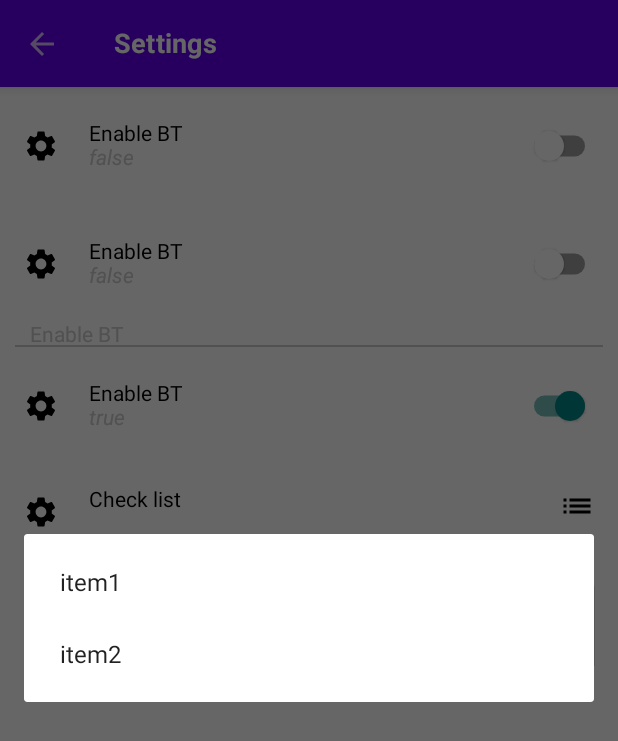
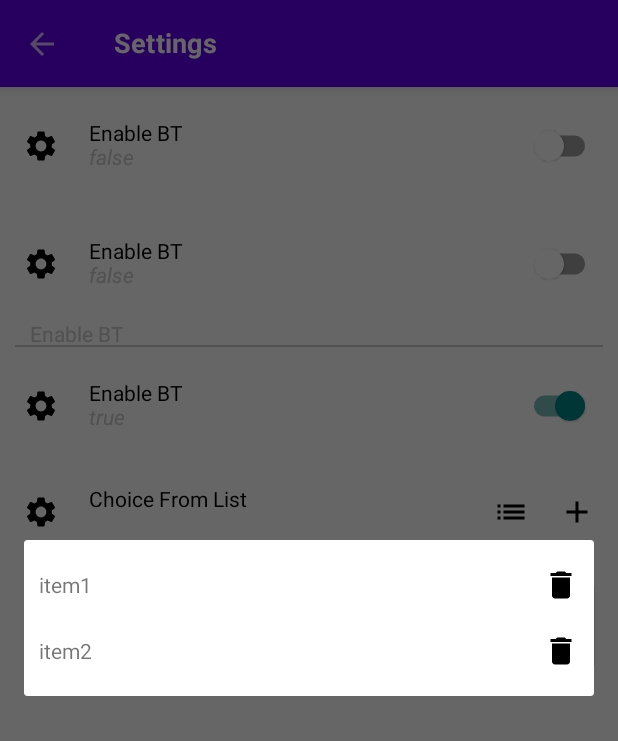
Before and after one commit to aldajo92/MardanRobotPlatform, an Android app built with Jetpack Compose: the SettingsActivity screen opened directly, with no data from a screen before it, after a tap on "MENU", on a phone screen of 412 x 824 dp. Shown: the top 741 px of the screen. Run offline under Robolectric (Android 15) with nearby library versions, the phone set to English and light mode, and no system bars; our stand-ins replace Dagger/Hilt's generated code.

Commit message:
created dynamic list for settings

```diff
--- a/AndroidApp/app/build.gradle
+++ b/AndroidApp/app/build.gradle
@@ -64,6 +64,7 @@ dependencies {
     implementation 'androidx.compose.material:material:1.2.1'
     implementation 'androidx.compose.runtime:runtime-livedata:1.2.1'
     implementation "androidx.lifecycle:lifecycle-livedata-ktx:2.5.1"
+    implementation "androidx.appcompat:appcompat:1.3.1"
 
     implementation "androidx.datastore:datastore-preferences:1.0.0"
 
--- a/AndroidApp/app/src/main/java/com/aldajo92/mardanrobot/_settings/SettingsActivity.kt
+++ b/AndroidApp/app/src/main/java/com/aldajo92/mardanrobot/_settings/SettingsActivity.kt
@@ -11,7 +11,12 @@ import androidx.compose.material.Scaffold
 import androidx.compose.runtime.Composable
 import androidx.compose.ui.Modifier
 import com.aldajo92.mardanrobot._settings.dataStore.DataStorePreferenceImpl
-import com.aldajo92.mardanrobot._settings.model.visitor.*
+import com.aldajo92.mardanrobot._settings.model.visitor.CheckSettingsViewModel
+import com.aldajo92.mardanrobot._settings.model.visitor.ChoiceListSettingsViewModel
+import com.aldajo92.mardanrobot._settings.model.visitor.InputSettingsVisitorImpl
+import com.aldajo92.mardanrobot._settings.model.visitor.InputTextSettingsViewModel
+import com.aldajo92.mardanrobot._settings.model.visitor.SettingsUIRender
+import com.aldajo92.mardanrobot._settings.model.visitor.TitleSettingsViewModel
 import com.aldajo92.mardanrobot.ui.components.AppBarWithArrow
 
 class SettingsActivity : ComponentActivity() {
@@ -37,9 +42,9 @@ class SettingsActivity : ComponentActivity() {
                 dataStorePreference = dataStorePreferenceAPI
             ),
             ChoiceListSettingsViewModel(
-                title = "Check list",
+                title = "Choice From List",
                 key = "key",
-                listSelection = listOf("item1", "item2"),
+                defaultList = listOf("item1", "item2"),
                 dataStorePreference = dataStorePreferenceAPI
             ),
             InputTextSettingsViewModel(title = "Check list", key = "key"),
@@ -68,7 +73,7 @@ class SettingsActivity : ComponentActivity() {
 
         LazyColumn(modifier = Modifier.fillMaxSize()) {
             items(listItems) { item ->
-                SettingsUIRender(item).AcceptUI(inputSettingsVisitorImpl)
+                SettingsUIRender(this@SettingsActivity, item).AcceptUI(inputSettingsVisitorImpl)
             }
         }
     }
--- a/AndroidApp/app/src/main/java/com/aldajo92/mardanrobot/_settings/SettingsItems.kt
+++ b/AndroidApp/app/src/main/java/com/aldajo92/mardanrobot/_settings/SettingsItems.kt
@@ -1,13 +1,41 @@
 package com.aldajo92.mardanrobot._settings
 
+import android.content.Context
+import android.text.InputType
+import android.view.LayoutInflater
+import android.view.View
+import android.view.ViewGroup
+import android.widget.ArrayAdapter
+import android.widget.EditText
+import android.widget.ImageView
+import android.widget.ListAdapter
+import android.widget.TextView
+import androidx.appcompat.app.AlertDialog
 import androidx.compose.foundation.clickable
-import androidx.compose.foundation.layout.*
-import androidx.compose.material.*
+import androidx.compose.foundation.layout.Arrangement
+import androidx.compose.foundation.layout.Box
+import androidx.compose.foundation.layout.Column
+import androidx.compose.foundation.layout.Row
+import androidx.compose.foundation.layout.RowScope
+import androidx.compose.foundation.layout.Spacer
+import androidx.compose.foundation.layout.fillMaxWidth
+import androidx.compose.foundation.layout.padding
+import androidx.compose.material.Divider
+import androidx.compose.material.Icon
+import androidx.compose.material.Switch
+import androidx.compose.material.Text
+import androidx.compose.material.TextField
+import androidx.compose.material.TextFieldDefaults
 import androidx.compose.material.icons.Icons
+import androidx.compose.material.icons.filled.Add
 import androidx.compose.material.icons.filled.Info
 import androidx.compose.material.icons.filled.List
 import androidx.compose.material.icons.filled.Settings
-import androidx.compose.runtime.*
+import androidx.compose.runtime.Composable
+import androidx.compose.runtime.getValue
+import androidx.compose.runtime.mutableStateOf
+import androidx.compose.runtime.remember
+import androidx.compose.runtime.setValue
 import androidx.compose.ui.Alignment
 import androidx.compose.ui.Modifier
 import androidx.compose.ui.graphics.Color
@@ -16,6 +44,8 @@ import androidx.compose.ui.platform.LocalContext
 import androidx.compose.ui.text.font.FontStyle
 import androidx.compose.ui.tooling.preview.Preview
 import androidx.compose.ui.unit.dp
+import com.aldajo92.mardanrobot.R
+
 
 @Preview
 @Composable
@@ -140,33 +170,111 @@ fun ItemSettingsCheck(
 @Composable
 fun ItemSettingsChoiceList(
     modifier: Modifier = Modifier,
+    context: Context = LocalContext.current,
     text: String = "DefaultText",
     values: List<String> = listOf(),
     selectedValue: String? = null,
+    onNewItemAdded: (String) -> Unit = {},
+    onDeleteValueByPosition: (Int) -> Unit = {},
     onValueSelected: (String) -> Unit = {}
 ) {
-    val context = LocalContext.current
     ItemSettingsTemplate(
         text = text,
         value = selectedValue ?: "No value selected",
         imageVector = Icons.Filled.Settings,
         contentEnd = {
+            Row(
+                modifier = Modifier.align(Alignment.CenterVertically),
+                horizontalArrangement = Arrangement.spacedBy(20.dp)
+            ) {
                 Spacer(modifier = Modifier.weight(1f))
                 Icon(
                     modifier = Modifier
                         .clickable {
-                        val items = values.toTypedArray()
-                        androidx.appcompat.app.AlertDialog
-                            .Builder(context)
-                            .setItems(items) { dialog, which ->
-                                onValueSelected(items[which])
+                            var dialog: AlertDialog? = null
+                            dialog = showListDialog(context, values,
+                                {
+                                    onDeleteValueByPosition(it)
+                                    dialog?.dismiss()
+                                },
+                                {
+                                    onValueSelected(it)
                                 }
-                            .show()
+                            )
                         },
                     imageVector = Icons.Filled.List,
                     tint = Color.Black,
                     contentDescription = "MENU"
                 )
+                Icon(
+                    modifier = Modifier
+                        .clickable {
+                            showDialog(context) { onNewItemAdded(it) }
+                        },
+                    imageVector = Icons.Filled.Add,
+                    tint = Color.Black,
+                    contentDescription = "MENU"
+                )
+            }
         }
     )
 }
+
+fun showDialog(
+    context: Context,
+    onTextInputCompleted: (String) -> Unit = {}
+): AlertDialog = AlertDialog.Builder(context).apply {
+    val input = EditText(context).apply {
+        hint = "Enter Text"
+        inputType = InputType.TYPE_CLASS_TEXT
+    }
+    setView(input)
+    setPositiveButton("OK") { dialog, _ ->
+        val textCompleted = input.text.toString()
+        onTextInputCompleted(textCompleted)
+        dialog.dismiss()
+    }
+    setNegativeButton(
+        "Cancel"
+    ) { dialog, _ -> dialog.cancel() }
+}.show()
+
+
+fun showListDialog(
+    context: Context,
+    list: List<String> = listOf(),
+    onDeleteItem: (Int) -> Unit = {},
+    onItemSelected: (String) -> Unit = {}
+): AlertDialog = AlertDialog.Builder(context).apply {
+
+    class ViewHolder(view: View) {
+        val icon: ImageView = view.findViewById(R.id.icon)
+        val title: TextView = view.findViewById(R.id.title)
+    }
+
+    val items = list.toTypedArray()
+
+    val adapter: ListAdapter = object : ArrayAdapter<String?>(
+        context, R.layout.list_item, items
+    ) {
+        private val inflater: LayoutInflater =
+            context.getSystemService(Context.LAYOUT_INFLATER_SERVICE) as LayoutInflater
+
+        override fun getView(position: Int, convertView: View?, parent: ViewGroup): View {
+            val view = convertView ?: inflater.inflate(R.layout.list_item, parent, false)
+            val holder = ViewHolder(view)
+
+            holder.title.text = items[position]
+            holder.icon.setImageResource(R.drawable.ic_baseline_delete_24)
+
+            holder.icon.setOnClickListener {
+                onDeleteItem(position)
+            }
+            return view
+        }
+    }
+    setAdapter(adapter) { dialog, which ->
+        onItemSelected(items[which])
+        dialog.dismiss()
+    }
+}.show()
--- a/AndroidApp/app/src/main/java/com/aldajo92/mardanrobot/_settings/dataStore/DataStorePreferenceImpl.kt
+++ b/AndroidApp/app/src/main/java/com/aldajo92/mardanrobot/_settings/dataStore/DataStorePreferenceImpl.kt
@@ -5,10 +5,13 @@ import androidx.datastore.preferences.core.Preferences.Key
 import androidx.datastore.preferences.core.edit
 import androidx.datastore.preferences.core.emptyPreferences
 import androidx.datastore.preferences.preferencesDataStore
-import kotlinx.coroutines.*
+import kotlinx.coroutines.CoroutineScope
+import kotlinx.coroutines.Dispatchers
 import kotlinx.coroutines.flow.Flow
 import kotlinx.coroutines.flow.catch
 import kotlinx.coroutines.flow.map
+import kotlinx.coroutines.job
+import kotlinx.coroutines.launch
 import java.io.IOException
 import javax.inject.Inject
 
--- a/AndroidApp/app/src/main/java/com/aldajo92/mardanrobot/_settings/model/visitor/InputSettingsVisitor.kt
+++ b/AndroidApp/app/src/main/java/com/aldajo92/mardanrobot/_settings/model/visitor/InputSettingsVisitor.kt
@@ -1,5 +1,6 @@
 package com.aldajo92.mardanrobot._settings.model.visitor
 
+import android.content.Context
 import androidx.compose.runtime.Composable
 import androidx.compose.runtime.collectAsState
 import androidx.compose.runtime.getValue
@@ -11,40 +12,61 @@ import com.aldajo92.mardanrobot._settings.ItemSettingsTitle
 interface InputSettingsVisitor {
 
     @Composable
-    fun AcceptUI(viewModel: InputTextSettingsViewModel)
+    fun AcceptUI(context: Context, viewModel: InputTextSettingsViewModel)
 
     @Composable
-    fun AcceptUI(viewModel: ChoiceListSettingsViewModel)
+    fun AcceptUI(context: Context, viewModel: ChoiceListSettingsViewModel)
 
     @Composable
-    fun AcceptUI(viewModel: CheckSettingsViewModel)
+    fun AcceptUI(context: Context, viewModel: CheckSettingsViewModel)
 
     @Composable
-    fun AcceptUI(viewModel: TitleSettingsViewModel)
+    fun AcceptUI(context: Context, viewModel: TitleSettingsViewModel)
 
 }
 
 class InputSettingsVisitorImpl : InputSettingsVisitor {
 
     @Composable
-    override fun AcceptUI(viewModel: InputTextSettingsViewModel) {
+    override fun AcceptUI(context: Context, viewModel: InputTextSettingsViewModel) {
         ItemSettingsInputText()
     }
 
     @Composable
-    override fun AcceptUI(viewModel: ChoiceListSettingsViewModel) {
+    override fun AcceptUI(context: Context, viewModel: ChoiceListSettingsViewModel) {
         val selectedValue by viewModel.getSettingValueFlow().collectAsState(null)
+        val listValues by viewModel.getListValueFlow().collectAsState(listOf())
+
         ItemSettingsChoiceList(
+            context = context,
             text = viewModel.title,
-            values = viewModel.listSelection,
-            selectedValue = selectedValue
-        ){
+            values = listValues,
+            selectedValue = selectedValue,
+            onNewItemAdded = {
+                val newList = listValues
+                    .toMutableList()
+                    .apply {
+                        this.add(it)
+                    }
+                    .toList()
+                viewModel.updateList(newList)
+            },
+            onDeleteValueByPosition = { position ->
+                val newList = listValues
+                    .toMutableList()
+                    .apply {
+                        this.removeAt(position)
+                    }
+                    .toList()
+                viewModel.updateList(newList)
+            }
+        ) {
             viewModel.updateSettingValue(it)
         }
     }
 
     @Composable
-    override fun AcceptUI(viewModel: CheckSettingsViewModel) {
+    override fun AcceptUI(context: Context, viewModel: CheckSettingsViewModel) {
         val checkState by viewModel.getSettingValueFlow().collectAsState(false)
         ItemSettingsCheck(
             text = viewModel.title,
@@ -55,7 +77,7 @@ class InputSettingsVisitorImpl : InputSettingsVisitor {
     }
 
     @Composable
-    override fun AcceptUI(viewModel: TitleSettingsViewModel) {
+    override fun AcceptUI(context: Context, viewModel: TitleSettingsViewModel) {
         ItemSettingsTitle(text = viewModel.title)
     }
 
--- a/AndroidApp/app/src/main/java/com/aldajo92/mardanrobot/_settings/model/visitor/InputViewModel.kt
+++ b/AndroidApp/app/src/main/java/com/aldajo92/mardanrobot/_settings/model/visitor/InputViewModel.kt
@@ -1,5 +1,6 @@
 package com.aldajo92.mardanrobot._settings.model.visitor
 
+import android.content.Context
 import androidx.compose.runtime.Composable
 import androidx.datastore.preferences.core.booleanPreferencesKey
 import androidx.datastore.preferences.core.stringPreferencesKey
@@ -7,6 +8,7 @@ import com.aldajo92.mardanrobot._settings.dataStore.DataStorePreference
 import kotlinx.coroutines.flow.Flow
 import kotlinx.coroutines.flow.flow
 import kotlinx.coroutines.flow.flowOf
+import kotlinx.coroutines.flow.map
 
 abstract class InputViewModel<T>(
     val title: String,
@@ -16,7 +18,7 @@ abstract class InputViewModel<T>(
 ) {
 
     @Composable
-    abstract fun VisitUI(inputSettingsVisitor: InputSettingsVisitor)
+    abstract fun VisitUI(context: Context, inputSettingsVisitor: InputSettingsVisitor)
 
     abstract fun getSettingValueFlow(): Flow<T>
 
@@ -34,8 +36,8 @@ class TitleSettingsViewModel(
 ) : InputViewModel<String>(title, "", "", dataStorePreference) {
 
     @Composable
-    override fun VisitUI(inputSettingsVisitor: InputSettingsVisitor) {
-        inputSettingsVisitor.AcceptUI(this)
+    override fun VisitUI(context: Context, inputSettingsVisitor: InputSettingsVisitor) {
+        inputSettingsVisitor.AcceptUI(context, this)
     }
 
     override fun getSettingValueFlow(): Flow<String> = flow { emit("") }
@@ -54,8 +56,8 @@ class InputTextSettingsViewModel(
 ) : InputViewModel<String>(title, key, defaultValue, dataStorePreference) {
 
     @Composable
-    override fun VisitUI(inputSettingsVisitor: InputSettingsVisitor) {
-        inputSettingsVisitor.AcceptUI(this)
+    override fun VisitUI(context: Context, inputSettingsVisitor: InputSettingsVisitor) {
+        inputSettingsVisitor.AcceptUI(context, this)
     }
 
     override fun getSettingValueFlow(): Flow<String> = flow { emit("") }
@@ -70,16 +72,22 @@ class ChoiceListSettingsViewModel(
     title: String,
     key: String,
     defaultValue: String = "",
-    val listSelection: List<String>,
+    defaultList: List<String>,
     private val dataStorePreference: DataStorePreference? = null
 ) : InputViewModel<String>(title, key, defaultValue, dataStorePreference) {
 
     private val _preferenceKey = stringPreferencesKey(key)
     private val _preferenceValue = dataStorePreference?.getPreference(_preferenceKey, defaultValue)
 
+    private val _preferenceListKey = stringPreferencesKey("${key}_list")
+    private val _preferenceListValue =
+        dataStorePreference?.getPreference(_preferenceListKey, defaultList.joinToString(","))?.map {
+            it.split(",")
+        }
+
     @Composable
-    override fun VisitUI(inputSettingsVisitor: InputSettingsVisitor) {
-        inputSettingsVisitor.AcceptUI(this)
+    override fun VisitUI(context: Context, inputSettingsVisitor: InputSettingsVisitor) {
+        inputSettingsVisitor.AcceptUI(context, this)
     }
 
     override fun getSettingValueFlow(): Flow<String> = _preferenceValue ?: flowOf("")
@@ -87,6 +95,12 @@ class ChoiceListSettingsViewModel(
     override fun updateSettingValue(it: String) {
         dataStorePreference?.putPreference(_preferenceKey, it)
     }
+
+    fun updateList(items: List<String>) {
+        dataStorePreference?.putPreference(_preferenceListKey, items.joinToString(","))
+    }
+
+    fun getListValueFlow(): Flow<List<String>> = _preferenceListValue ?: flowOf(listOf())
 
 }
 
@@ -101,8 +115,8 @@ class CheckSettingsViewModel(
     private val _preferenceValue = dataStorePreference?.getPreference(_preferenceKey, defaultValue)
 
     @Composable
-    override fun VisitUI(inputSettingsVisitor: InputSettingsVisitor) {
-        inputSettingsVisitor.AcceptUI(this)
+    override fun VisitUI(context: Context, inputSettingsVisitor: InputSettingsVisitor) {
+        inputSettingsVisitor.AcceptUI(context, this)
     }
 
     override fun getSettingValueFlow(): Flow<Boolean> = _preferenceValue ?: flowOf(defaultValue)
--- a/AndroidApp/app/src/main/java/com/aldajo92/mardanrobot/_settings/model/visitor/SettingsUIRender.kt
+++ b/AndroidApp/app/src/main/java/com/aldajo92/mardanrobot/_settings/model/visitor/SettingsUIRender.kt
@@ -1,12 +1,13 @@
 package com.aldajo92.mardanrobot._settings.model.visitor
 
+import android.content.Context
 import androidx.compose.runtime.Composable
 
-class SettingsUIRender(private val inputViewModel: InputViewModel<*>?) {
+class SettingsUIRender(private val context: Context, private val inputViewModel: InputViewModel<*>?) {
 
     @Composable
     fun AcceptUI(inputSettingsVisitor: InputSettingsVisitor) {
-        inputViewModel?.VisitUI(inputSettingsVisitor)
+        inputViewModel?.VisitUI(context, inputSettingsVisitor)
     }
 
 }
--- a/AndroidApp/app/src/main/java/com/aldajo92/mardanrobot/ui/components/VideoStreamView.kt
+++ b/AndroidApp/app/src/main/java/com/aldajo92/mardanrobot/ui/components/VideoStreamView.kt
@@ -19,13 +19,15 @@ fun VideoStreamView(
         factory = { context ->
             MjpegSurfaceView(context, null).apply {
                 if (inputStream != null) setSource(inputStream)
-                setDisplayMode(DisplayMode.BEST_FIT)
                 showFps(true)
             }
         },
         update = { view ->
             with(view) {
-                if (inputStream != null) setSource(inputStream) else stopPlayback()
+                if (inputStream != null) {
+                    setSource(inputStream)
+                    setDisplayMode(DisplayMode.BEST_FIT)
+                } else stopPlayback()
             }
         }
     )
--- /dev/null
+++ b/AndroidApp/app/src/main/res/drawable/ic_baseline_delete_24.xml
@@ -0,0 +1,5 @@
+<vector android:height="24dp" android:tint="#000000"
+    android:viewportHeight="24" android:viewportWidth="24"
+    android:width="24dp" xmlns:android="http://schemas.android.com/apk/res/android">
+    <path android:fillColor="@android:color/white" android:pathData="M6,19c0,1.1 0.9,2 2,2h8c1.1,0 2,-0.9 2,-2V7H6v12zM19,4h-3.5l-1,-1h-5l-1,1H5v2h14V4z"/>
+</vector>
--- /dev/null
+++ b/AndroidApp/app/src/main/res/layout/list_item.xml
@@ -0,0 +1,26 @@
+<?xml version="1.0" encoding="utf-8"?>
+<FrameLayout xmlns:android="http://schemas.android.com/apk/res/android"
+    xmlns:app="http://schemas.android.com/apk/res-auto"
+    xmlns:tools="http://schemas.android.com/tools"
+    android:layout_width="match_parent"
+    android:layout_height="wrap_content">
+
+    <TextView
+        android:id="@+id/title"
+        android:layout_width="wrap_content"
+        android:layout_height="wrap_content"
+        android:layout_gravity="center_vertical"
+        android:layout_margin="10dp"
+        android:text=""
+        tools:text="Fake Title" />
+
+    <ImageView
+        android:id="@+id/icon"
+        android:layout_width="24dp"
+        android:layout_height="24dp"
+        android:layout_gravity="end|center_vertical"
+        android:layout_margin="10dp"
+        app:srcCompat="@drawable/ic_baseline_delete_24"
+        app:tint="@android:color/darker_gray" />
+
+</FrameLayout>
```
Also changed, not shown: AndroidApp/app/src/main/java/com/aldajo92/mardanrobot/ui/MainActivity.kt (+30 -4 lines). Lines whose indentation alone changed are shown as unchanged.
